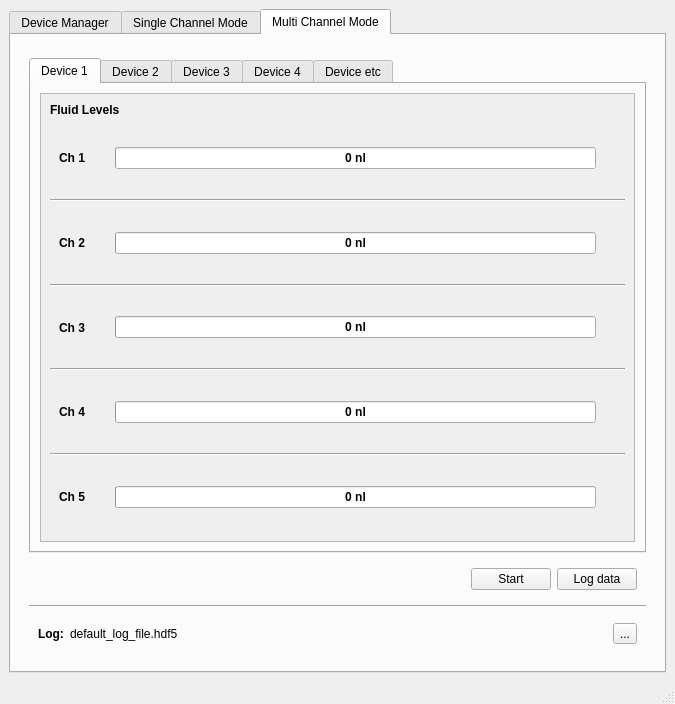
Above: python/optical_sensor_gui.ui from iorodeo/expresso_device_software before the change. Below: the same form after it.
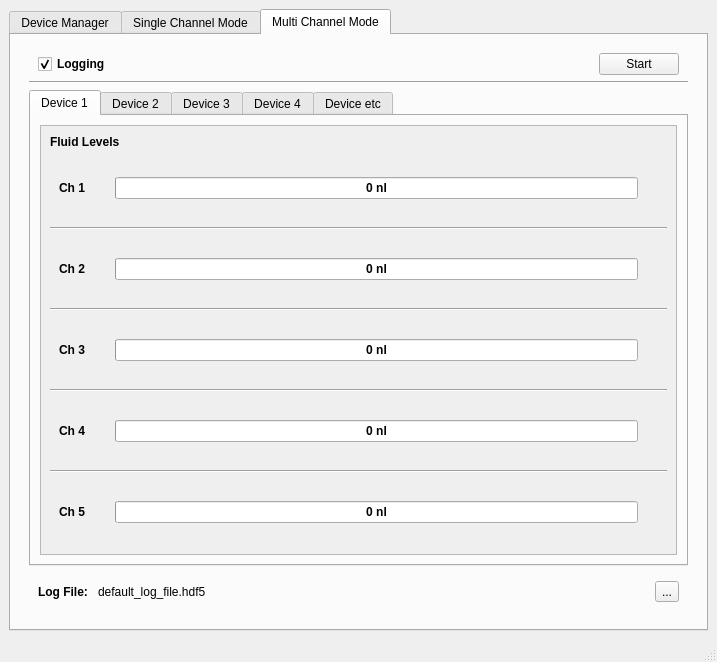
That is the form after the change. The open tabs and pages were chosen to show the change. Custom widgets are drawn as their Qt base class.

Patch:
```diff
--- a/python/optical_sensor_gui.ui
+++ b/python/optical_sensor_gui.ui
@@ -6,8 +6,8 @@
    <rect>
     <x>0</x>
     <y>0</y>
-    <width>675</width>
-    <height>704</height>
+    <width>717</width>
+    <height>662</height>
    </rect>
   </property>
   <property name="windowTitle">
@@ -444,27 +444,72 @@
          <widget class="QWidget" name="widget_6" native="true">
           <layout class="QVBoxLayout" name="verticalLayout_3">
            <item>
-            <spacer name="verticalSpacer">
+            <widget class="QWidget" name="multiChannelStartWidget" native="true">
+             <layout class="QHBoxLayout" name="horizontalLayout_4">
+              <property name="topMargin">
+               <number>0</number>
+              </property>
+              <property name="bottomMargin">
+               <number>0</number>
+              </property>
+              <item>
+               <widget class="QCheckBox" name="loggingCheckBox">
+                <property name="font">
+                 <font>
+                  <weight>75</weight>
+                  <bold>true</bold>
+                 </font>
+                </property>
+                <property name="text">
+                 <string>Logging</string>
+                </property>
+                <property name="checked">
+                 <bool>true</bool>
+                </property>
+               </widget>
+              </item>
+              <item>
+               <spacer name="horizontalSpacer_4">
+                <property name="orientation">
+                 <enum>Qt::Horizontal</enum>
+                </property>
+                <property name="sizeHint" stdset="0">
+                 <size>
+                  <width>40</width>
+                  <height>20</height>
+                 </size>
+                </property>
+               </spacer>
+              </item>
+              <item>
+               <widget class="QPushButton" name="multiChannelStart">
+                <property name="sizePolicy">
+                 <sizepolicy hsizetype="Fixed" vsizetype="Fixed">
+                  <horstretch>0</horstretch>
+                  <verstretch>0</verstretch>
+                 </sizepolicy>
+                </property>
+                <property name="text">
+                 <string>Start</string>
+                </property>
+               </widget>
+              </item>
+             </layout>
+            </widget>
+           </item>
+           <item>
+            <widget class="Line" name="line_7">
              <property name="orientation">
-              <enum>Qt::Vertical</enum>
+              <enum>Qt::Horizontal</enum>
              </property>
-             <property name="sizeType">
-              <enum>QSizePolicy::Fixed</enum>
-             </property>
-             <property name="sizeHint" stdset="0">
-              <size>
-               <width>5</width>
-               <height>5</height>
-              </size>
-             </property>
-            </spacer>
+            </widget>
            </item>
            <item>
             <widget class="QTabWidget" name="multiChannelDeviceTabWidget">
              <property name="currentIndex">
               <number>0</number>
              </property>
-             <widget class="QWidget" name="">
+             <widget class="QWidget" name="widget">
               <attribute name="title">
                <string>Device 1</string>
               </attribute>
@@ -479,8 +524,8 @@
                    <rect>
                     <x>0</x>
                     <y>0</y>
-                    <width>593</width>
-                    <height>399</height>
+                    <width>635</width>
+                    <height>386</height>
                    </rect>
                   </property>
                   <layout class="QVBoxLayout" name="verticalLayout_2">
@@ -944,59 +989,7 @@
             </widget>
            </item>
            <item>
-            <widget class="QWidget" name="multiChannelStartWidget" native="true">
-             <layout class="QHBoxLayout" name="horizontalLayout_4">
-              <item>
-               <spacer name="horizontalSpacer_2">
-                <property name="orientation">
-                 <enum>Qt::Horizontal</enum>
-                </property>
-                <property name="sizeHint" stdset="0">
-                 <size>
-                  <width>40</width>
-                  <height>20</height>
-                 </size>
-                </property>
-               </spacer>
-              </item>
-              <item>
-               <widget class="QPushButton" name="multiChannelStart">
-                <property name="sizePolicy">
-                 <sizepolicy hsizetype="Fixed" vsizetype="Fixed">
-                  <horstretch>0</horstretch>
-                  <verstretch>0</verstretch>
-                 </sizepolicy>
-                </property>
-                <property name="text">
-                 <string>Start</string>
-                </property>
-               </widget>
-              </item>
-              <item>
-               <widget class="QPushButton" name="logMultiChannel">
-                <property name="sizePolicy">
-                 <sizepolicy hsizetype="Fixed" vsizetype="Fixed">
-                  <horstretch>0</horstretch>
-                  <verstretch>0</verstretch>
-                 </sizepolicy>
-                </property>
-                <property name="text">
-                 <string>Log data</string>
-                </property>
-               </widget>
-              </item>
-             </layout>
-            </widget>
-           </item>
-           <item>
-            <widget class="Line" name="line_7">
-             <property name="orientation">
-              <enum>Qt::Horizontal</enum>
-             </property>
-            </widget>
-           </item>
-           <item>
-            <widget class="QWidget" name="multiChannelLogFileWidget" native="true">
+            <widget class="QWidget" name="logFileWidget" native="true">
              <layout class="QHBoxLayout" name="horizontalLayout_15">
               <item>
                <widget class="QLabel" name="label_9">
@@ -1007,7 +1000,7 @@
                  </font>
                 </property>
                 <property name="text">
-                 <string>Log:</string>
+                 <string>Log File: </string>
                 </property>
                </widget>
               </item>
```
Left out of the diff: 89 changed lines with no effect on the pictures.
